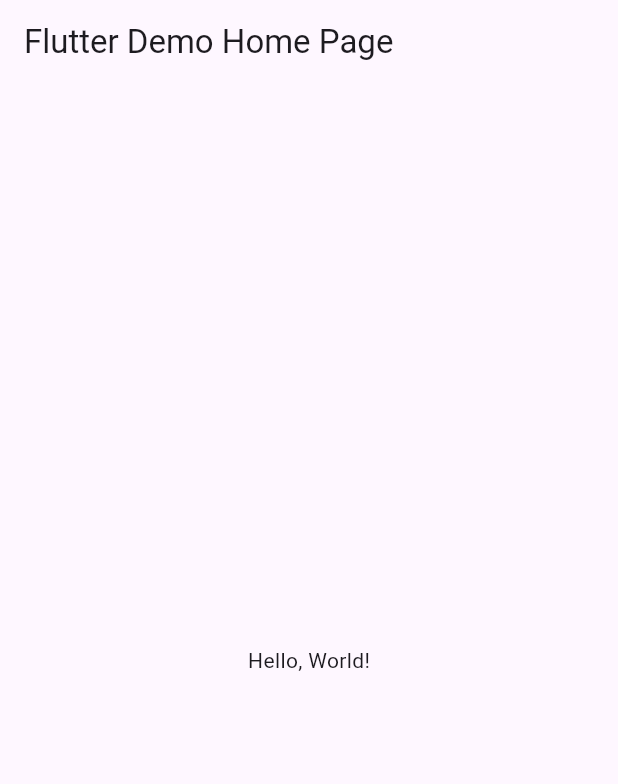
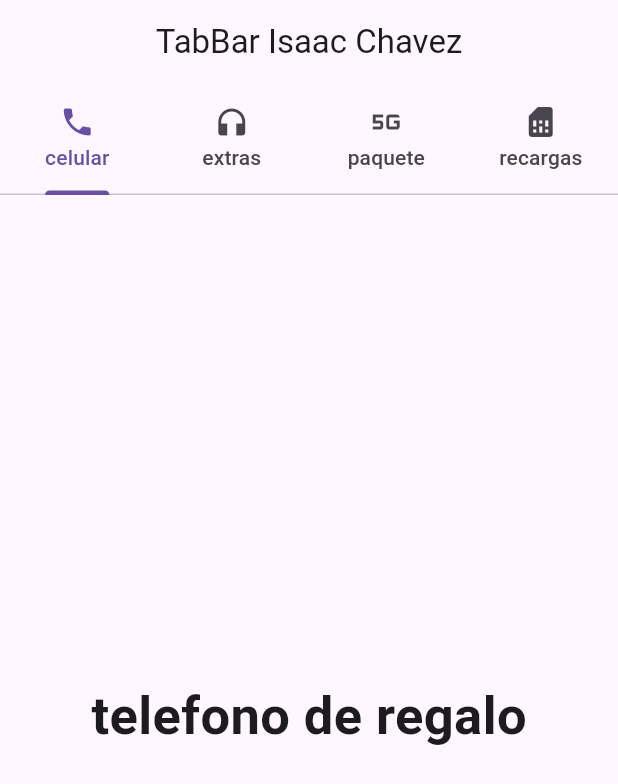
Before and after one commit to isaacChavezzz/p11-tabBar_6I, a Flutter app: the screen it shows after launch, on a phone screen of 412 x 824 dp. Shown: the top 784 px of the screen. Run offline on Flutter 3.47's test engine with Material 3 defaults, Android fonts, the phone set to English and light mode, and no system bars.

```diff
--- a/lib/main.dart
+++ b/lib/main.dart
@@ -1,43 +1,67 @@
 import 'package:flutter/material.dart';
 
-void main() => runApp(MyApp());
+void main() => runApp(AppMiTabBar());
 
-class MyApp extends StatelessWidget {
-  const MyApp({super.key});
-  // This widget is the root of your application.
+class AppMiTabBar extends StatelessWidget {
+  const AppMiTabBar({Key? key}) : super(key: key);
+
   @override
   Widget build(BuildContext context) {
     return MaterialApp(
-      // Application name
-      title: 'Flutter Hello World',
-      // Application theme data, you can set the colors for the application as
-      // you want
-      theme: ThemeData(
-        // useMaterial3: true,
-        primarySwatch: Colors.blue,
-      ),
-      // A widget which will be started on application startup
-      home: MyHomePage(title: 'Flutter Demo Home Page'),
+      debugShowCheckedModeBanner: false,
+      title: "Ejemplo TabBar Isaac Chavez",
+      theme: ThemeData(primarySwatch: Colors.lightBlue),
+      home: MiPaginaInicial(),
     );
   }
-}
+} //fin AppMiTabBar
 
-class MyHomePage extends StatelessWidget {
-  final String title;
-  const MyHomePage({super.key, required this.title});
+//stateful
+class MiPaginaInicial extends StatefulWidget {
+  const MiPaginaInicial({Key? key}) : super(key: key);
 
   @override
+  State<MiPaginaInicial> createState() => _MiPaginaInicialState();
+} //MiPaginaInicial
+
+class _MiPaginaInicialState extends State<MiPaginaInicial> {
+  @override
   Widget build(BuildContext context) {
-    return Scaffold(
-      appBar: AppBar(
-        // The title text which will be shown on the action bar
-        title: Text(title),
-      ),
-      body: Center(
-        child: Text(
-          'Hello, World!',
+    return DefaultTabController(
+      length: 4,
+      child: Scaffold(
+        appBar: AppBar(
+          title: const Text("TabBar Isaac Chavez"),
+          centerTitle: true,
+          bottom: TabBar(tabs: [
+            const Tab(
+              text: "celular",
+              icon: Icon(Icons.phone),
+            ),
+            const Tab(text: "extras", icon: Icon(Icons.headphones)),
+            const Tab(text: "paquete", icon: Icon(Icons.five_g)),
+            const Tab(text: "recargas", icon: Icon(Icons.sim_card))
+          ] //
+              ), //fin bottom tabBar
         ),
-      ),
-    );
-  }
-}
+        body: const TabBarView(children: <Widget>[
+          Center(
+              child: Text("telefono de regalo",
+                  style: TextStyle(fontWeight: FontWeight.bold, fontSize: 35))),
+          Center(
+            child: Text("accesorio de regalo",
+                style: TextStyle(fontWeight: FontWeight.bold, fontSize: 35)),
+          ),
+          Center(
+              child: Text("paquete de regalo",
+                  style: TextStyle(fontWeight: FontWeight.bold, fontSize: 35))),
+          Center(
+            child: Text("recarga de regalo",
+                style: TextStyle(fontWeight: FontWeight.bold, fontSize: 35)),
+          )
+        ] //fin de wiget
+            ), //fin de tabbarview
+      ), //finScaffold
+    ); //DefaultTabController
+  } //finWidget
+} //MiPaginaInicialState
```
